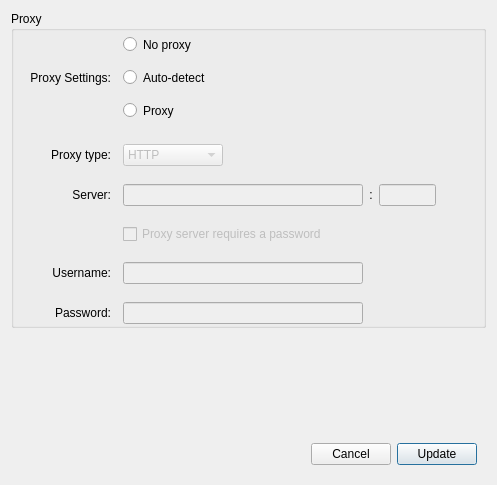
Qt form src/MEGASync/gui/win/ProxySettings.ui (meganz/MEGAsync) before a commit.
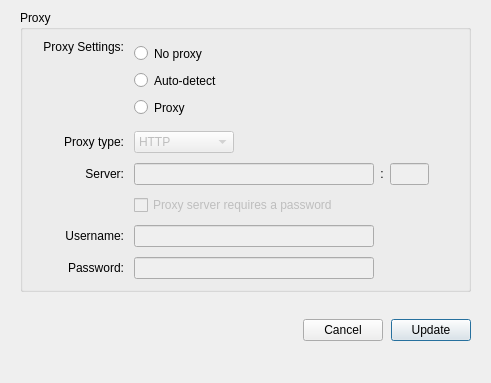
The same form after that commit.

The edit to the form file:
```diff
--- a/src/MEGASync/gui/win/ProxySettings.ui
+++ b/src/MEGASync/gui/win/ProxySettings.ui
@@ -9,17 +9,35 @@
    <rect>
     <x>0</x>
     <y>0</y>
-    <width>497</width>
-    <height>485</height>
+    <width>491</width>
+    <height>383</height>
    </rect>
   </property>
+  <property name="sizePolicy">
+   <sizepolicy hsizetype="Maximum" vsizetype="Maximum">
+    <horstretch>0</horstretch>
+    <verstretch>0</verstretch>
+   </sizepolicy>
+  </property>
   <property name="windowTitle">
    <string>Bandwidth</string>
   </property>
   <property name="modal">
    <bool>true</bool>
   </property>
-  <layout class="QVBoxLayout" name="verticalLayout">
+  <layout class="QVBoxLayout" name="ProxySettingsLayout">
+   <property name="leftMargin">
+    <number>20</number>
+   </property>
+   <property name="topMargin">
+    <number>10</number>
+   </property>
+   <property name="rightMargin">
+    <number>20</number>
+   </property>
+   <property name="bottomMargin">
+    <number>20</number>
+   </property>
    <item>
     <widget class="QGroupBox" name="gProxy">
      <property name="sizePolicy">
@@ -32,30 +50,68 @@
       <string>Proxy</string>
      </property>
      <property name="flat">
-      <bool>true</bool>
+      <bool>false</bool>
      </property>
      <layout class="QGridLayout" name="gridLayout_2">
       <property name="sizeConstraint">
        <enum>QLayout::SetDefaultConstraint</enum>
       </property>
       <property name="leftMargin">
-       <number>16</number>
+       <number>20</number>
       </property>
       <property name="topMargin">
-       <number>0</number>
+       <number>10</number>
       </property>
       <property name="rightMargin">
-       <number>9</number>
+       <number>20</number>
       </property>
       <property name="bottomMargin">
-       <number>1</number>
+       <number>10</number>
       </property>
-      <property name="horizontalSpacing">
-       <number>12</number>
+      <property name="spacing">
+       <number>10</number>
       </property>
-      <property name="verticalSpacing">
-       <number>18</number>
-      </property>
+      <item row="9" column="0">
+       <widget class="QLabel" name="lProxyType">
+        <property name="focusPolicy">
+         <enum>Qt::StrongFocus</enum>
+        </property>
+        <property name="text">
+         <string>Proxy type:</string>
+        </property>
+        <property name="alignment">
+         <set>Qt::AlignRight|Qt::AlignTrailing|Qt::AlignVCenter</set>
+        </property>
+       </widget>
+      </item>
+      <item row="13" column="1">
+       <widget class="QLineEdit" name="eProxyPassword">
+        <property name="enabled">
+         <bool>false</bool>
+        </property>
+        <property name="minimumSize">
+         <size>
+          <width>240</width>
+          <height>0</height>
+         </size>
+        </property>
+        <property name="maximumSize">
+         <size>
+          <width>240</width>
+          <height>16777215</height>
+         </size>
+        </property>
+        <property name="accessibleName">
+         <string>Password:</string>
+        </property>
+        <property name="text">
+         <string notr="true"/>
+        </property>
+        <property name="echoMode">
+         <enum>QLineEdit::Password</enum>
+        </property>
+       </widget>
+      </item>
       <item row="8" column="1">
        <widget class="QWidget" name="widget" native="true">
         <property name="styleSheet">
@@ -63,7 +119,7 @@
         </property>
         <layout class="QVBoxLayout" name="verticalLayout_19">
          <property name="spacing">
-          <number>6</number>
+          <number>0</number>
          </property>
          <property name="leftMargin">
           <number>0</number>
@@ -75,7 +131,7 @@
           <number>0</number>
          </property>
          <property name="bottomMargin">
-          <number>2</number>
+          <number>0</number>
          </property>
          <item>
           <widget class="QRadioButton" name="rNoProxy">
@@ -152,6 +208,67 @@
         </layout>
        </widget>
       </item>
+      <item row="11" column="1">
+       <widget class="QCheckBox" name="cProxyRequiresPassword">
+        <property name="enabled">
+         <bool>false</bool>
+        </property>
+        <property name="text">
+         <string>Proxy server requires a password</string>
+        </property>
+       </widget>
+      </item>
+      <item row="12" column="1">
+       <widget class="QLineEdit" name="eProxyUsername">
+        <property name="enabled">
+         <bool>false</bool>
+        </property>
+        <property name="minimumSize">
+         <size>
+          <width>240</width>
+          <height>0</height>
+         </size>
+        </property>
+        <property name="maximumSize">
+         <size>
+          <width>240</width>
+          <height>16777215</height>
+         </size>
+        </property>
+        <property name="accessibleName">
+         <string>Username:</string>
+        </property>
+        <property name="text">
+         <string notr="true"/>
+        </property>
+       </widget>
+      </item>
+      <item row="12" column="0">
+       <widget class="QLabel" name="lProxyUsername">
+        <property name="focusPolicy">
+         <enum>Qt::NoFocus</enum>
+        </property>
+        <property name="text">
+         <string>Username:</string>
+        </property>
+        <property name="alignment">
+         <set>Qt::AlignRight|Qt::AlignTrailing|Qt::AlignVCenter</set>
+        </property>
+       </widget>
+      </item>
+      <item row="10" column="0">
+       <widget class="QLabel" name="lProxyServer">
+        <property name="focusPolicy">
+         <enum>Qt::StrongFocus</enum>
+        </property>
+        <property name="text">
+         <string>Server:</string>
+        </property>
+        <property name="alignment">
+         <set>Qt::AlignRight|Qt::AlignTrailing|Qt::AlignVCenter</set>
+        </property>
+       </widget>
+      </item>
       <item row="10" column="1">
        <widget class="QWidget" name="wProxyAddress" native="true">
         <property name="sizePolicy">
@@ -246,86 +363,6 @@
         </layout>
        </widget>
       </item>
-      <item row="12" column="0">
-       <widget class="QLabel" name="lProxyUsername">
-        <property name="focusPolicy">
-         <enum>Qt::NoFocus</enum>
-        </property>
-        <property name="text">
-         <string>Username:</string>
-        </property>
-        <property name="alignment">
-         <set>Qt::AlignRight|Qt::AlignTrailing|Qt::AlignVCenter</set>
-        </property>
-       </widget>
-      </item>
-      <item row="13" column="0">
-       <widget class="QLabel" name="lProxyPassword">
-        <property name="sizePolicy">
-         <sizepolicy hsizetype="Preferred" vsizetype="Preferred">
-          <horstretch>0</horstretch>
-          <verstretch>0</verstretch>
-         </sizepolicy>
-        </property>
-        <property name="focusPolicy">
-         <enum>Qt::NoFocus</enum>
-        </property>
-        <property name="text">
-         <string>Password:</string>
-        </property>
-        <property name="alignment">
-         <set>Qt::AlignRight|Qt::AlignTrailing|Qt::AlignVCenter</set>
-        </property>
-       </widget>
-      </item>
-      <item row="12" column="1">
-       <widget class="QLineEdit" name="eProxyUsername">
-        <property name="enabled">
-         <bool>false</bool>
-        </property>
-        <property name="minimumSize">
-         <size>
-          <width>240</width>
-          <height>0</height>
-         </size>
-        </property>
-        <property name="maximumSize">
-         <size>
-          <width>240</width>
-          <height>16777215</height>
-         </size>
-        </property>
-        <property name="accessibleName">
-         <string>Username:</string>
-        </property>
-        <property name="text">
-         <string notr="true"/>
-        </property>
-       </widget>
-      </item>
-      <item row="9" column="0">
-       <widget class="QLabel" name="lProxyType">
-        <property name="focusPolicy">
-         <enum>Qt::StrongFocus</enum>
-        </property>
-        <property name="text">
-         <string>Proxy type:</string>
-        </property>
-        <property name="alignment">
-         <set>Qt::AlignRight|Qt::AlignTrailing|Qt::AlignVCenter</set>
-        </property>
-       </widget>
-      </item>
-      <item row="11" column="1">
-       <widget class="QCheckBox" name="cProxyRequiresPassword">
-        <property name="enabled">
-         <bool>false</bool>
-        </property>
-        <property name="text">
-         <string>Proxy server requires a password</string>
-        </property>
-       </widget>
-      </item>
       <item row="9" column="1">
        <widget class="QComboBox" name="cProxyType">
         <property name="enabled">
@@ -361,41 +398,19 @@
         </item>
        </widget>
       </item>
-      <item row="13" column="1">
-       <widget class="QLineEdit" name="eProxyPassword">
-        <property name="enabled">
-         <bool>false</bool>
+      <item row="13" column="0">
+       <widget class="QLabel" name="lProxyPassword">
+        <property name="sizePolicy">
+         <sizepolicy hsizetype="Preferred" vsizetype="Preferred">
+          <horstretch>0</horstretch>
+          <verstretch>0</verstretch>
+         </sizepolicy>
         </property>
-        <property name="minimumSize">
-         <size>
-          <width>240</width>
-          <height>0</height>
-         </size>
-        </property>
-        <property name="maximumSize">
-         <size>
-          <width>240</width>
-          <height>16777215</height>
-         </size>
-        </property>
-        <property name="accessibleName">
-         <string>Password:</string>
-        </property>
-        <property name="text">
-         <string notr="true"/>
-        </property>
-        <property name="echoMode">
-         <enum>QLineEdit::Password</enum>
-        </property>
-       </widget>
-      </item>
-      <item row="10" column="0">
-       <widget class="QLabel" name="lProxyServer">
         <property name="focusPolicy">
          <enum>Qt::StrongFocus</enum>
         </property>
         <property name="text">
-         <string>Server:</string>
+         <string>Password:</string>
         </property>
         <property name="alignment">
          <set>Qt::AlignRight|Qt::AlignTrailing|Qt::AlignVCenter</set>
@@ -405,7 +420,7 @@
       <item row="8" column="0">
        <widget class="QLabel" name="lProxySettings">
         <property name="sizePolicy">
-         <sizepolicy hsizetype="Preferred" vsizetype="Maximum">
+         <sizepolicy hsizetype="Preferred" vsizetype="Minimum">
           <horstretch>0</horstretch>
           <verstretch>0</verstretch>
          </sizepolicy>
@@ -417,29 +432,31 @@
          <string>Proxy Settings:</string>
         </property>
         <property name="alignment">
-         <set>Qt::AlignRight|Qt::AlignTrailing|Qt::AlignVCenter</set>
+         <set>Qt::AlignRight|Qt::AlignTop|Qt::AlignTrailing</set>
         </property>
        </widget>
       </item>
      </layout>
     </widget>
    </item>
-   <item>
-    <spacer name="verticalSpacer">
-     <property name="orientation">
-      <enum>Qt::Vertical</enum>
-     </property>
-     <property name="sizeHint" stdset="0">
-      <size>
-       <width>20</width>
-       <height>40</height>
-      </size>
-     </property>
-    </spacer>
-   </item>
    <item>
     <widget class="QWidget" name="buttonBox" native="true">
-     <layout class="QHBoxLayout" name="horizontalLayout">
+     <layout class="QHBoxLayout" name="buttonBoxLayout">
+      <property name="spacing">
+       <number>8</number>
+      </property>
+      <property name="leftMargin">
+       <number>0</number>
+      </property>
+      <property name="topMargin">
+       <number>0</number>
+      </property>
+      <property name="rightMargin">
+       <number>0</number>
+      </property>
+      <property name="bottomMargin">
+       <number>0</number>
+      </property>
       <item>
        <spacer name="horizontalSpacer">
         <property name="orientation">
```
Left out of the diff: 4 changed lines with no effect on the pictures.
